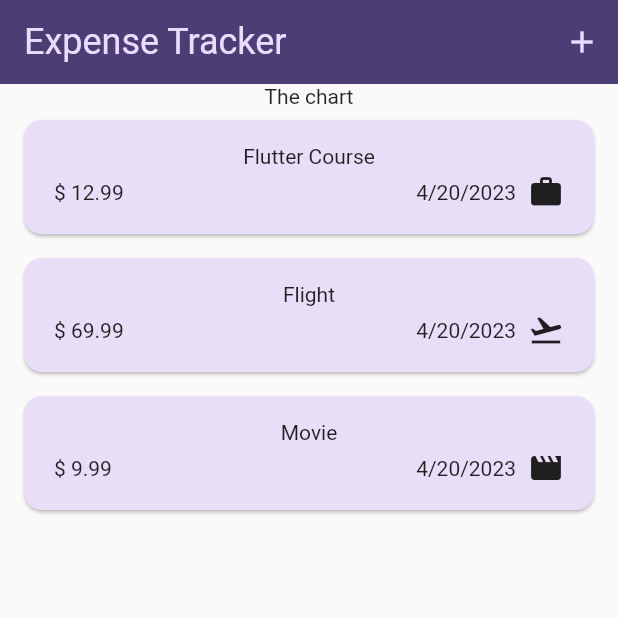
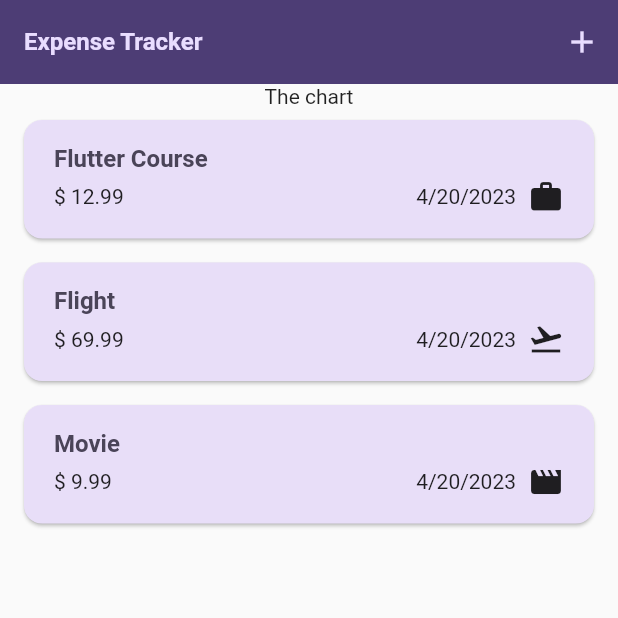
Before and after one commit to jatinchauhann/expense_tracker, a Flutter app: the screen it shows after launch, on a phone screen of 412 x 824 dp, the top half of it. Run offline on Flutter 3.47's test engine with Material 2 defaults, Android fonts, the phone set to English and light mode, and no system bars.

Commit message:
setting up theme (more params)

```diff
--- a/lib/main.dart
+++ b/lib/main.dart
@@ -24,9 +24,9 @@ void main() {
                   backgroundColor: kColorScheme.primaryContainer)),
           textTheme: ThemeData().textTheme.copyWith(
               titleLarge: TextStyle(
-                  fontWeight: FontWeight.normal,
+                  fontWeight: FontWeight.bold,
                   color: kColorScheme.onSecondaryContainer,
-                  fontSize: 24))),
+                  fontSize: 16))),
       home: const Expenses(),
     ),
   );
--- a/lib/widgets/expenses_list/expense_item.dart
+++ b/lib/widgets/expenses_list/expense_item.dart
@@ -14,8 +14,12 @@ class ExpenseItem extends StatelessWidget {
       child: Padding(
         padding: const EdgeInsets.symmetric(horizontal: 20, vertical: 16),
         child: Column(
+          crossAxisAlignment: CrossAxisAlignment.start,
           children: [
-            Text(expense.title),
+            Text(
+              expense.title,
+              style: Theme.of(context).textTheme.titleLarge,
+            ),
             const SizedBox(height: 4),
             Row(
               children: [
--- a/lib/widgets/expenses_list/expenses_list.dart
+++ b/lib/widgets/expenses_list/expenses_list.dart
@@ -15,6 +15,11 @@ class ExpensesList extends StatelessWidget {
         itemCount: expenses.length,
         itemBuilder: (ctx, index) => Dismissible(
             key: ValueKey(expenses[index]),
+            background: Container(
+                color: Theme.of(context).colorScheme.error.withOpacity(0.75),
+                margin: EdgeInsets.symmetric(
+                    horizontal:
+                        Theme.of(context).cardTheme.margin!.horizontal)),
             onDismissed: (direction) {
               onRemoveExpense(expenses[index]);
             },
```
